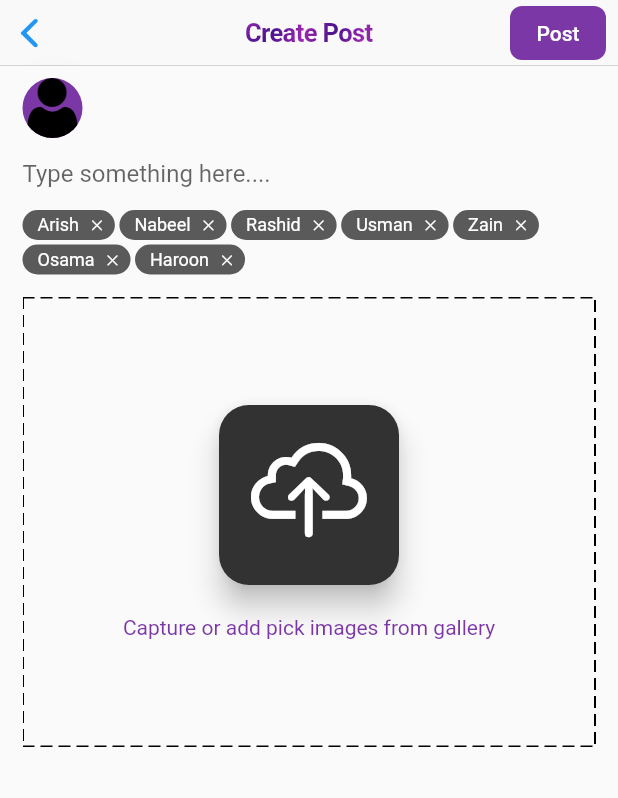
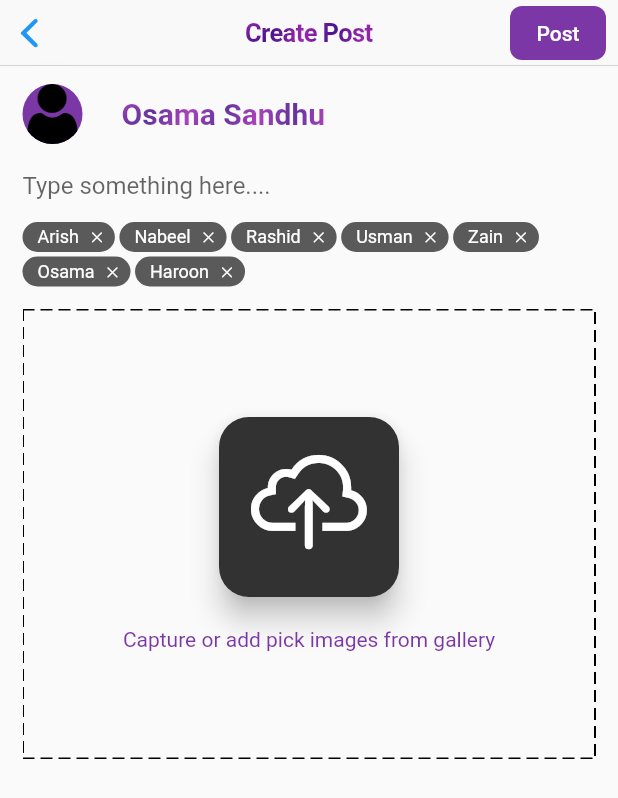
Before and after one commit to SparcoT/foodee_app, a Flutter app: the CreatePostPage screen opened by its route, on a phone screen of 412 x 824 dp. Shown: the top 798 px of the screen. Run offline on Flutter 3.47's test engine with Material 2 defaults, Android fonts, the phone set to English and light mode, and no system bars; drawn by our look-alikes of dotted_border; our stand-ins replace built_collection, built_value, dio, file_picker, firebase_messaging, flutter_svg and 4 more; missing offline and left inert: group_list_view; accounts and stored records are empty; generated files the repository leaves out were written again.

Commit message:
create-post_page

```diff
--- a/lib/src/ui/pages/posts/create-post_page.dart
+++ b/lib/src/ui/pages/posts/create-post_page.dart
@@ -23,16 +23,21 @@ class _CreatePostPageState extends State<CreatePostPage> {
   final _textController = TextEditingController();
 
   Widget head() {
-    return Row(
-      children: <Widget>[
-        CircleAvatar(
-          backgroundColor: AppTheme.primaryColor,
-          backgroundImage: AppData().getImage().isEmpty
-              ? AssetImage(AppAssets.user)
-              : NetworkImage(AppData().getImage()),
-        ),
-        postTitleContainer(title: AppData().getName()),
-      ],
+    return ListTile(
+      dense: true,
+      contentPadding: EdgeInsets.only(left: 0),
+      leading: CircleAvatar(
+        backgroundColor: AppTheme.primaryColor,
+        backgroundImage: AppData().getImage().isEmpty
+            ? AssetImage(AppAssets.user)
+            : NetworkImage(AppData().getImage()),
+      ),
+      title: postTitleContainer(title: "Osama Sandhu"
+          //  AppData().getName()
+          ),
+    );
+    Row(
+      children: <Widget>[],
     );
   }
 
@@ -77,7 +82,7 @@ class _CreatePostPageState extends State<CreatePostPage> {
         ),
       ),
       body: SingleChildScrollView(
-        child: Padding(
+   physics: BouncingScrollPhysics(),     child: Padding(
           padding: const EdgeInsets.symmetric(horizontal: 15, vertical: 8),
           child: Column(
             crossAxisAlignment: CrossAxisAlignment.start,
@@ -213,7 +218,6 @@ class _CreatePostPageState extends State<CreatePostPage> {
 //   return bytes;
 // }
 
-
 }
 
 class TaggedUser extends StatelessWidget {
```
